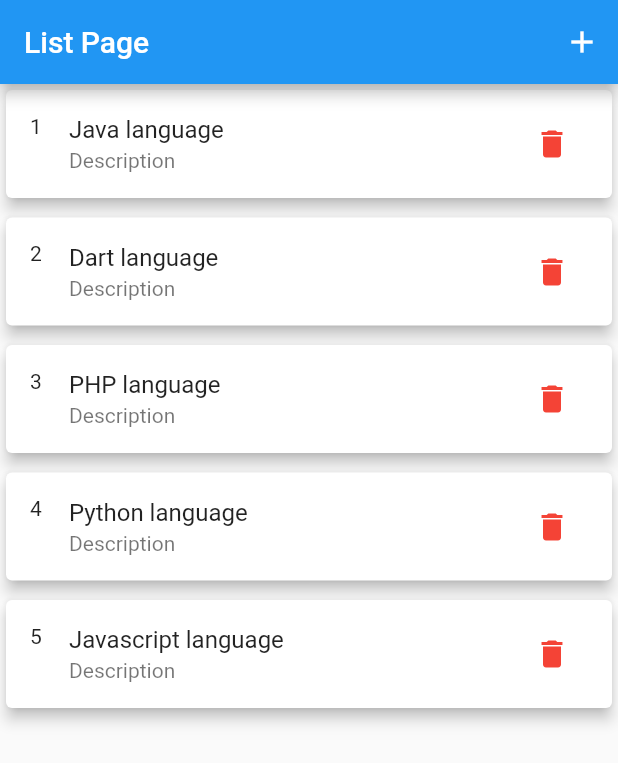
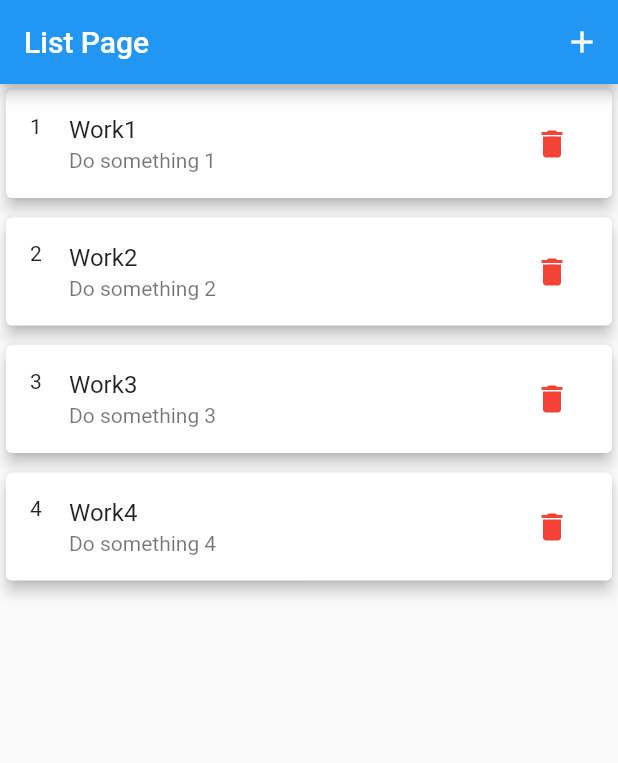
Before and after one commit to phamtanphat/flutter_to_do_list15092021, a Flutter app: the screen it shows after launch, on a phone screen of 412 x 824 dp. Shown: the top 763 px of the screen. Run offline on Flutter 3.47's test engine with Material 2 defaults, Android fonts, the phone set to English and light mode, and no system bars.

```diff
--- a/lib/add_note_page.dart
+++ b/lib/add_note_page.dart
@@ -42,6 +42,7 @@ class _AddNotePageState extends State<AddNotePage> {
             SizedBox(height: 20),
             ElevatedButton(onPressed: (){
 
+
             }, child: Text("Save"))
           ],
         ),
--- a/lib/list_page.dart
+++ b/lib/list_page.dart
@@ -1,6 +1,8 @@
 import 'package:flutter/cupertino.dart';
 import 'package:flutter/material.dart';
+import 'package:flutter/widgets.dart';
 import 'package:flutter_to_do_list15092021/add_note_page.dart';
+import 'package:flutter_to_do_list15092021/note_model.dart';
 
 class ListPage extends StatefulWidget {
   @override
@@ -9,13 +11,18 @@ class ListPage extends StatefulWidget {
 
 class _ListPageState extends State<ListPage> {
   // global of state object
-  final List<String> listLanguage = [
-    "Java",
-    "Dart",
-    "PHP",
-    "Python",
-    "Javascript"
+  final List<NoteModel> listNoteModels = [
+    NoteModel(title: "Work1", description: "Do something 1"),
+    NoteModel(title: "Work2", description: "Do something 2"),
+    NoteModel(title: "Work3", description: "Do something 3"),
+    NoteModel(title: "Work4", description: "Do something 4"),
   ];
+
+  void insertNoteModel(NoteModel noteModel){
+    setState(() {
+      listNoteModels.add(noteModel);
+    });
+  }
 
   @override
   Widget build(BuildContext context) {
@@ -27,9 +34,8 @@ class _ListPageState extends State<ListPage> {
             Navigator.push(context, MaterialPageRoute(
                 builder: (context) => AddNotePage(),
                 settings: RouteSettings(
-                  name: "Add Note Page",
                   arguments: {
-                    "chuoi" : "Xin Chao"
+                    "insert" : insertNoteModel
                   }
                 )
             ));
@@ -42,12 +48,12 @@ class _ListPageState extends State<ListPage> {
             separatorBuilder: (context, index) {
               return SizedBox(height: 5);
             },
-            itemCount: listLanguage.length,
+            itemCount: listNoteModels.length,
             itemBuilder: (context, index) {
               return Card(
                 elevation: 4,
                 child: ListTile(
-                  title: Text(listLanguage[index] + " language"),
+                  title: Text(listNoteModels[index].title, overflow: TextOverflow.ellipsis),
                   leading: Text((index + 1).toString() , textAlign: TextAlign.center,),
                   trailing: IconButton(
                     icon: Icon(
@@ -56,7 +62,7 @@ class _ListPageState extends State<ListPage> {
                     ),
                     onPressed: () {},
                   ),
-                  subtitle: Text("Description"),
+                  subtitle: Text(listNoteModels[index].description , overflow: TextOverflow.ellipsis),
                   minLeadingWidth: 10,
                 ),
               );
--- /dev/null
+++ b/lib/note_model.dart
@@ -0,0 +1,7 @@
+class NoteModel{
+  String title;
+  String description;
+
+  NoteModel({required this.title , required this.description});
+
+}
```
